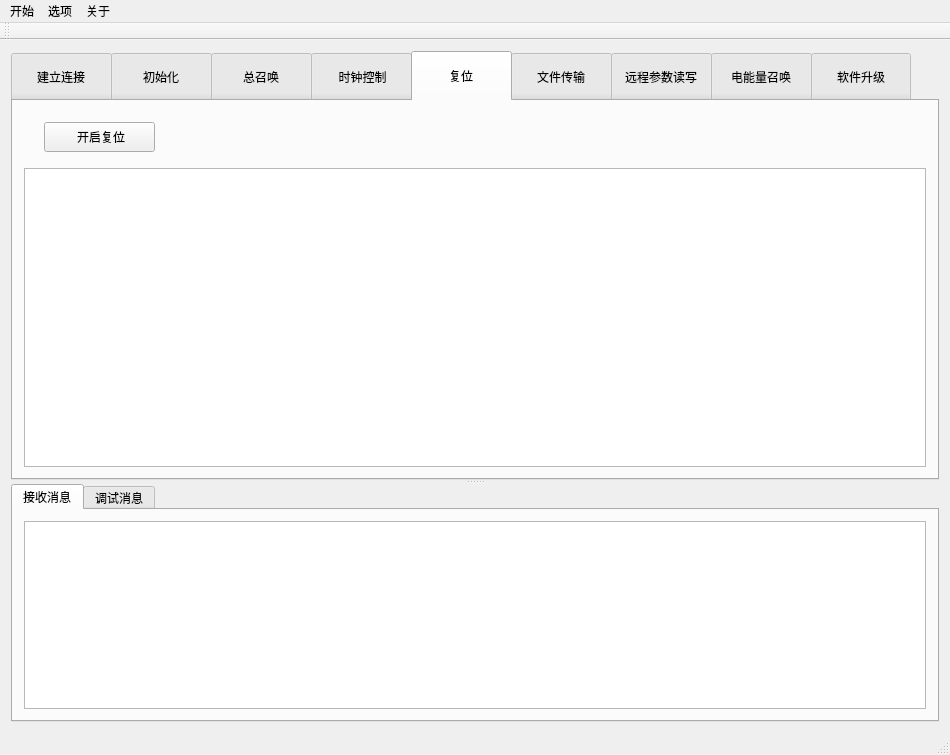
First picture: the form in 104APP/mainwindow.ui, repository jsx-web/app, before the edit.
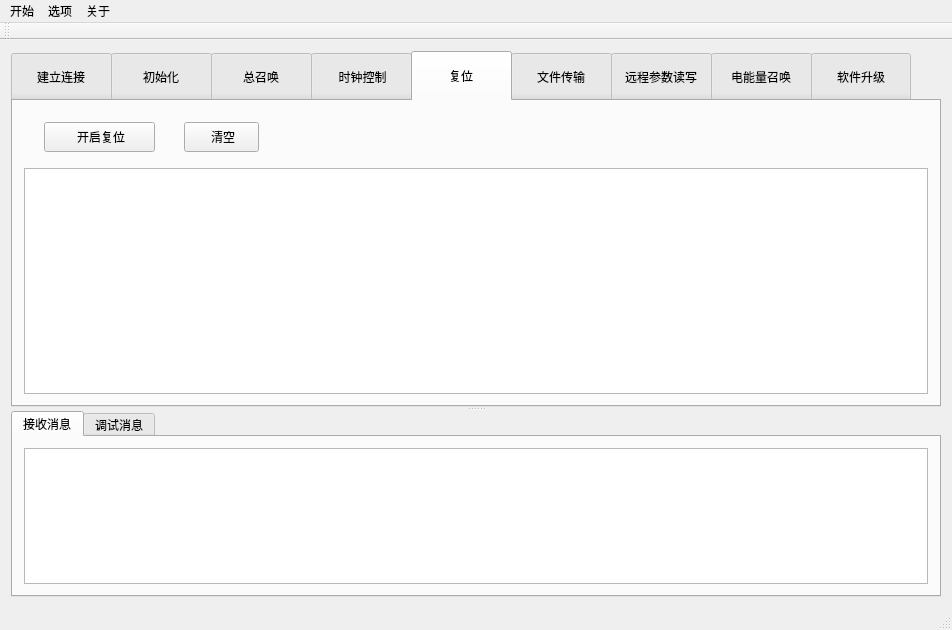
Second picture: the form after the edit. The open tabs and pages were chosen to show the change.

```diff
--- a/104APP/mainwindow.ui
+++ b/104APP/mainwindow.ui
@@ -6,8 +6,8 @@
    <rect>
     <x>0</x>
     <y>0</y>
-    <width>950</width>
-    <height>755</height>
+    <width>952</width>
+    <height>630</height>
    </rect>
   </property>
   <property name="minimumSize">
@@ -527,6 +527,25 @@
              <string> 开启复位</string>
             </property>
            </widget>
+           <widget class="QPushButton" name="Btn_Reset_Clear">
+            <property name="geometry">
+             <rect>
+              <x>160</x>
+              <y>10</y>
+              <width>75</width>
+              <height>30</height>
+             </rect>
+            </property>
+            <property name="minimumSize">
+             <size>
+              <width>0</width>
+              <height>30</height>
+             </size>
+            </property>
+            <property name="text">
+             <string> 清空</string>
+            </property>
+           </widget>
           </widget>
          </item>
          <item>
@@ -1466,7 +1485,7 @@
     <rect>
      <x>0</x>
      <y>0</y>
-     <width>950</width>
+     <width>952</width>
      <height>23</height>
     </rect>
    </property>
```
Left out of the diff: 31 changed lines with no effect on the pictures.
